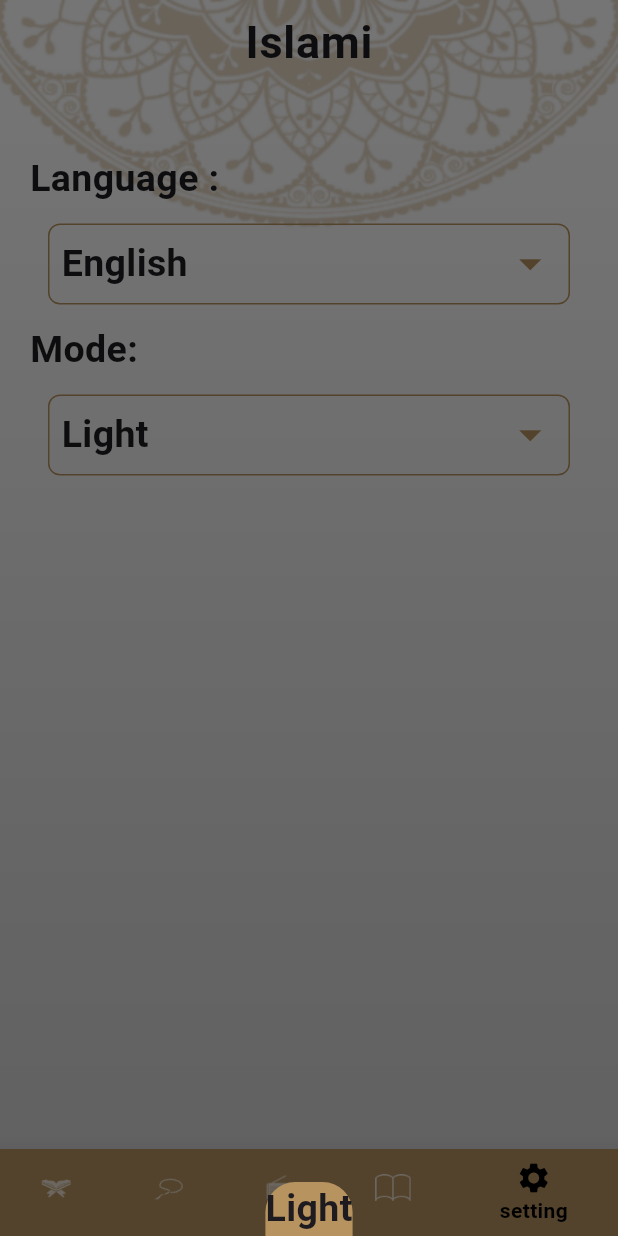
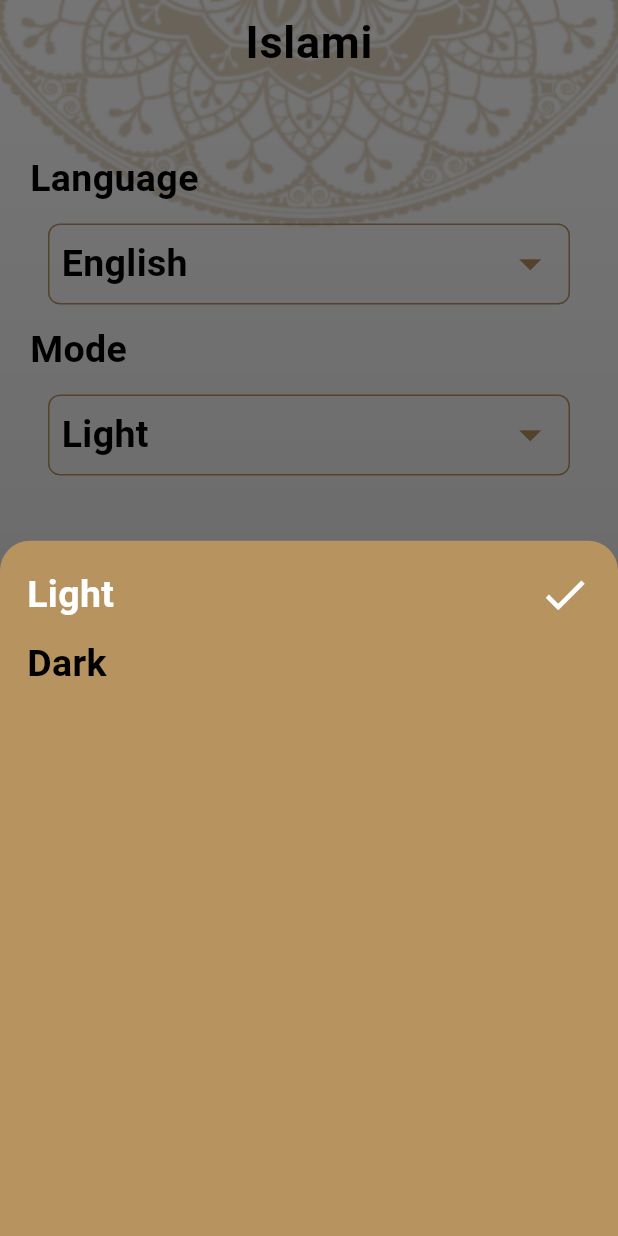
Before and after one commit to Alaa-HazemHussien/islami_app, a Flutter app: the screen it shows after launch, item 5 of the bottom bar chosen, after a tap on "Light", on a phone screen of 412 x 824 dp. Run offline on Flutter 3.47's test engine with Material 3 defaults, Android fonts, the phone set to English and light mode, and no system bars; our stand-ins replace google_fonts; generated files the repository leaves out were written again; Roboto replaces fonts that are missing (Cairo).

Commit message:
provider

```diff
--- /dev/null
+++ b/lib/bottom_sheets/show_mode_bottom_sheet.dart
@@ -0,0 +1,64 @@
+import 'package:flutter/material.dart';
+import 'package:islami_app/my_theme_data.dart';
+import 'package:provider/provider.dart';
+import 'package:flutter_gen/gen_l10n/app_localizations.dart';
+import '../providers/my_provider.dart';
+
+class ModeBottomSheet extends StatelessWidget {
+  @override
+  Widget build(BuildContext context) {
+    var provider = Provider.of<MyProvider>(context);
+    return Padding(
+      padding: const EdgeInsets.all(18.0),
+      child: Column(
+        children: [
+          InkWell(
+            onTap: () {
+provider.changeMode(ThemeMode.light);
+              Navigator.pop(context);
+            },
+            child: Row(
+                mainAxisAlignment: MainAxisAlignment.spaceBetween,
+                children: [
+                  Text(
+                    AppLocalizations.of(context)!.light,
+                    style: TextStyle(
+                        color: provider.theme == ThemeMode.light
+                            ? Colors.white
+                            : Colors.black),
+                  ),
+                 provider.theme==ThemeMode.light?Icon(
+                    Icons.done,
+                    color:Colors.white ,
+                  ):SizedBox.shrink(),
+                ]),
+          ),
+          SizedBox(
+            height: 10,
+          ),
+          InkWell(
+            onTap: () {
+              provider.changeMode(ThemeMode.dark);
+              Navigator.pop(context);
+            },
+            child:Row(
+                mainAxisAlignment: MainAxisAlignment.spaceBetween,
+                children: [
+                  Text(
+                    AppLocalizations.of(context)!.dark,
+                    style: TextStyle(
+                        color: provider.theme == ThemeMode.dark
+                            ? Colors.white
+                            : Colors.black),
+                  ),
+                  provider.theme==ThemeMode.dark ?Icon(
+                    Icons.done,
+                    color:Colors.white ,
+                  ):SizedBox.shrink(),
+                ]),
+          )
+        ],
+      ),
+    );
+  }
+}
--- a/lib/home_screen.dart
+++ b/lib/home_screen.dart
@@ -1,11 +1,13 @@
 import 'package:flutter/material.dart';
 import 'package:islami_app/my_theme_data.dart';
+import 'package:islami_app/providers/my_provider.dart';
 import 'package:islami_app/tabs/ahadeth_tab.dart';
 import 'package:islami_app/tabs/quran_tab.dart';
 import 'package:islami_app/tabs/radio_tab.dart';
 import 'package:islami_app/tabs/sebha_tab.dart';
 import 'package:islami_app/tabs/setting_tab.dart';
 import 'package:flutter_gen/gen_l10n/app_localizations.dart';
+import 'package:provider/provider.dart';
 
 class HomeScreen extends StatefulWidget {
   static const String routeName = 'home';
@@ -18,9 +20,12 @@ class _HomeScreenState extends State<HomeScreen> {
 
   @override
   Widget build(BuildContext context) {
+    var provider=Provider.of<MyProvider>(context);
     return Stack(children: [
       Image.asset(
-        'assets/images/background.png',
+        provider.theme==ThemeMode.light?
+        'assets/images/background.png':
+        'assets/images/darkBackgroundd.png',
         width: double.infinity,
         fit: BoxFit.fill,
       ),
@@ -33,29 +38,29 @@ class _HomeScreenState extends State<HomeScreen> {
             index = value;
             setState(() {});
           },
-          items: const [
+          items: [
             BottomNavigationBarItem(
-                icon: ImageIcon(AssetImage('assets/images/quran.png')),
+                icon: const ImageIcon(AssetImage('assets/images/quran.png')),
                 label: 'quran',
-                backgroundColor: MyThemeData.primary),
+                backgroundColor: Theme.of(context).colorScheme.primary),
             BottomNavigationBarItem(
-                icon: ImageIcon(AssetImage('assets/images/sebha.png')),
+                icon: const ImageIcon(AssetImage('assets/images/sebha.png')),
                 label: 'sebha',
-                backgroundColor: MyThemeData.primary),
+                backgroundColor:Theme.of(context).colorScheme.primary),
             BottomNavigationBarItem(
-                icon: ImageIcon(AssetImage('assets/images/radio.png')),
+                icon: const ImageIcon(AssetImage('assets/images/radio.png')),
                 label: 'radio',
-                backgroundColor: MyThemeData.primary),
+                backgroundColor: Theme.of(context).colorScheme.primary),
             BottomNavigationBarItem(
-                icon: ImageIcon(AssetImage('assets/images/ahadeth.png')),
+                icon: const ImageIcon(AssetImage('assets/images/ahadeth.png')),
                 label: 'ahadeth',
-                backgroundColor: MyThemeData.primary),
+                backgroundColor: Theme.of(context).colorScheme.primary),
             BottomNavigationBarItem(
-                icon: Icon(
+                icon: const Icon(
                   Icons.settings,
                 ),
                 label: 'setting',
-                backgroundColor: MyThemeData.primary),
+                backgroundColor: Theme.of(context).colorScheme.primary),
           ],
         ),
         body: tabs[index],
--- a/lib/l10n/app_ar.arb
+++ b/lib/l10n/app_ar.arb
@@ -7,5 +7,9 @@
 "setting":"الاعدادات",
 "radio":"الراديو",
 "sebha":"سبحه",
-"quran":"القراّن"
+"quran":"القراّن",
+"language":"اللغه",
+"mode":"تاثير",
+"light":"ساطع",
+"dark":"داكن"
 }
--- a/lib/l10n/app_en.arb
+++ b/lib/l10n/app_en.arb
@@ -7,5 +7,9 @@
 "setting":"Setting",
 "radio":"Radio",
 "sebha":"Sebha",
-"quran":"Quran"
+"quran":"Quran",
+"language":"Language",
+"mode":"Mode",
+"light":"Light",
+"dark":"Dark"
 }
--- a/lib/main.dart
+++ b/lib/main.dart
@@ -2,6 +2,7 @@ import 'package:flutter/material.dart';
 import 'package:islami_app/home_screen.dart';
 import 'package:islami_app/my_theme_data.dart';
 import 'package:islami_app/providers/my_provider.dart';
+import 'package:islami_app/providers/sura_details_provider.dart';
 import 'package:islami_app/sura_detials.dart';
 import 'package:provider/provider.dart';
 
@@ -10,9 +11,12 @@ import 'package:flutter_localizations/flutter_localizations.dart';
 import 'package:flutter_gen/gen_l10n/app_localizations.dart';
 void main() {
   runApp(
-      ChangeNotifierProvider(
-          create: (context) => MyProvider(),
-          child: MyApp()));
+       MultiProvider(
+           providers: [
+             ChangeNotifierProvider(create: (context) => MyProvider(),),
+             // ChangeNotifierProvider(create: (context) => SuraDetialsProvider(),)
+           ],
+           child: MyApp()));
 }
 class MyApp extends StatelessWidget {
   // This widget is the root of your application.@override
@@ -32,6 +36,7 @@ class MyApp extends StatelessWidget {
       //   Locale('en'), // English
       //   Locale('ar'), // Spanish
       // ],
+themeMode: provider.theme,
       theme:  MyThemeData.lightTheme,
       darkTheme:  MyThemeData.darkTheme,
       debugShowCheckedModeBanner: false,
--- a/lib/my_theme_data.dart
+++ b/lib/my_theme_data.dart
@@ -3,7 +3,19 @@ import 'package:google_fonts/google_fonts.dart';
 
 class MyThemeData {
   static const Color primary = Color(0xFFB7935F);
+  static const Color darkPrimary = Color(0xFF0F1424);
+  static const Color yellowColor = Color(0xFFFACC1D);
   static ThemeData lightTheme = ThemeData(
+      colorScheme: const ColorScheme(
+          brightness: Brightness.light,
+          primary: primary,
+          onPrimary: Colors.black,
+          secondary: Colors.black,
+          onSecondary: Colors.white,
+          error: Colors.red,
+          onError: Colors.white,
+          surface: Colors.blueGrey,
+          onSurface: Colors.white),
       appBarTheme: const AppBarTheme(
           backgroundColor: Colors.transparent,
           centerTitle: true,
@@ -12,15 +24,45 @@ class MyThemeData {
             color: Colors.black,
           )),
       textTheme: TextTheme(
-        bodyLarge: GoogleFonts.cairo(fontSize: 30, fontWeight: FontWeight.bold),
-        bodyMedium: GoogleFonts.cairo(fontSize: 25, fontWeight: FontWeight.bold),
-        bodySmall: GoogleFonts.cairo(fontSize: 15, fontWeight: FontWeight.bold),
+        bodyLarge: GoogleFonts.cairo(fontSize: 30, fontWeight: FontWeight.bold,color: Colors.black),
+        bodyMedium:
+            GoogleFonts.cairo(fontSize: 25, fontWeight: FontWeight.bold,color: Colors.black),
+        bodySmall: GoogleFonts.cairo(fontSize: 15, fontWeight: FontWeight.bold,color: Colors.black),
       ),
-      iconTheme: IconThemeData(color: primary, size: 35, weight: 50),
+      iconTheme: const IconThemeData(color: primary, size: 35, weight: 50),
       scaffoldBackgroundColor: Colors.transparent,
       bottomNavigationBarTheme: const BottomNavigationBarThemeData(
           backgroundColor: primary,
           selectedItemColor: Colors.black,
           unselectedItemColor: Colors.white70));
-  static ThemeData darkTheme = ThemeData();
+  static ThemeData darkTheme = ThemeData(
+      colorScheme: const ColorScheme(
+          brightness: Brightness.light,
+          primary: darkPrimary,
+          onPrimary: Colors.white,
+          secondary: yellowColor,
+          onSecondary: Colors.white,
+          error: Colors.red,
+          onError: Colors.white,
+          surface: Colors.blueGrey,
+          onSurface: Colors.white),
+      appBarTheme: const AppBarTheme(
+          backgroundColor: Colors.transparent,
+          centerTitle: true,
+          elevation: 0,
+          iconTheme: IconThemeData(
+            color: yellowColor,
+          )),
+      textTheme: TextTheme(
+        bodyLarge: GoogleFonts.cairo(fontSize: 30, fontWeight: FontWeight.bold,color: Colors.white),
+        bodyMedium:
+            GoogleFonts.cairo(fontSize: 25, fontWeight: FontWeight.bold,color: Colors.white),
+        bodySmall: GoogleFonts.cairo(fontSize: 15, fontWeight: FontWeight.bold,color: Colors.white),
+      ),
+      iconTheme: const IconThemeData(color: primary, size: 35, weight: 50),
+      scaffoldBackgroundColor: Colors.transparent,
+      bottomNavigationBarTheme: const BottomNavigationBarThemeData(
+          backgroundColor: darkPrimary,
+          selectedItemColor: yellowColor,
+          unselectedItemColor: Colors.white70));
 }
--- a/lib/providers/my_provider.dart
+++ b/lib/providers/my_provider.dart
@@ -1,7 +1,14 @@
 import 'package:flutter/cupertino.dart';
+import 'package:flutter/material.dart';
 
 class MyProvider extends ChangeNotifier{
+
   String local='en';
+  ThemeMode theme=ThemeMode.light;
+  changeMode(ThemeMode mode){
+theme=mode;
+notifyListeners();
+  }
   chaneLanguage(String langCode){
     local=langCode;
     notifyListeners();
--- /dev/null
+++ b/lib/providers/sura_details_provider.dart
@@ -0,0 +1,14 @@
+import 'package:flutter/cupertino.dart';
+import 'package:flutter/services.dart';
+
+class SuraDetialsProvider extends ChangeNotifier{
+  List<String> verse = [];
+
+  loadFile(int index) async {
+    String sura = await rootBundle.loadString("assets/files/${index + 1}.txt");
+    List<String> lines = sura.split("\n");
+    print(lines);
+    verse = lines;
+    notifyListeners();
+  }
+}
--- a/lib/sura_detials.dart
+++ b/lib/sura_detials.dart
@@ -3,7 +3,9 @@ import 'dart:ui';
 import 'package:flutter/material.dart';
 import 'package:flutter/services.dart';
 import 'package:islami_app/my_theme_data.dart';
+import 'package:islami_app/providers/sura_details_provider.dart';
 import 'package:islami_app/sura_model.dart';
+import 'package:provider/provider.dart';
 
 class SuraDetials extends StatefulWidget {
   static const String routeName = "Sura Detials";
@@ -15,15 +17,21 @@ class SuraDetials extends StatefulWidget {
 }
 
 class _SuraDetialsState extends State<SuraDetials> {
-  List<String> verse = [];
+
 
   @override
   Widget build(BuildContext context) {
+
     var args = ModalRoute.of(context)?.settings.arguments as SuraModel;
-    if (verse.isEmpty) {
-      loadFile(args.index);
-    }
+    // if (provider.verse.isEmpty) {
+    //   provider.loadFile(args.index);
+    // }
 
+    return ChangeNotifierProvider(
+        // el.. bt5aleny a3ml access 3la kol 7aga gwa elly ablha
+        create: (context) => SuraDetialsProvider()..loadFile(args.index),
+      builder:(context, child) {
+        var provider =Provider.of<SuraDetialsProvider>(context);
        return Container(
           decoration: const BoxDecoration(
               image: DecorationImage(
@@ -40,35 +48,32 @@ class _SuraDetialsState extends State<SuraDetials> {
             body: Card(
               color: Colors.transparent,
               elevation: 0,
-          margin: EdgeInsets.only(top: 100, right: 18, left: 18),
+              margin: const EdgeInsets.only(top: 100, right: 18, left: 18),
               shape: OutlineInputBorder(
                   borderRadius: BorderRadius.circular(25),
-              borderSide: BorderSide(color: MyThemeData.primary)),
+                  borderSide: const BorderSide(color: MyThemeData.primary)),
               child: ListView.separated(
                   itemBuilder: (context, index) {
                     return Text(
                       textDirection: TextDirection.rtl,
-                 "${verse[index]}(${index+1})",
+                      "${provider.verse[index]}(${index+1})",
                       style: Theme.of(context).textTheme.bodyLarge,
                       textAlign: TextAlign.center,
                     );
                   },
-              separatorBuilder: (context, index) => Divider(
+                  separatorBuilder: (context, index) => const Divider(
                     endIndent: 50,
                     indent: 50,
                     thickness: 1,color: MyThemeData.primary,
                   ),
-              itemCount: verse.length),
+                  itemCount: provider.verse.length),
             ),
           ),
+        ) ;
+      }
+
     );
   }
 
-  loadFile(int index) async {
-    String sura = await rootBundle.loadString("assets/files/${index + 1}.txt");
-    List<String> lines = sura.split("\n");
-    print(lines);
-    verse = lines;
-    setState(() {});
+
 }
-}
--- a/lib/tabs/setting_tab.dart
+++ b/lib/tabs/setting_tab.dart
@@ -4,6 +4,7 @@ import 'package:flutter_gen/gen_l10n/app_localizations.dart';
 import 'package:islami_app/providers/my_provider.dart';
 import 'package:provider/provider.dart';
 import '../bottom_sheets/show_language_bottom_sheet.dart';
+import '../bottom_sheets/show_mode_bottom_sheet.dart';
 
 class SettingTab extends StatefulWidget {
   @override
@@ -19,8 +20,8 @@ class _SettingTabState extends State<SettingTab> {
       child: Column(
         crossAxisAlignment: CrossAxisAlignment.stretch,
         children: [
-          Text(
-            'Language :',
+          Text(AppLocalizations.of(context)!.language,
+
             style: Theme.of(context).textTheme.bodyMedium,
           ),
           InkWell(
@@ -47,7 +48,7 @@ class _SettingTabState extends State<SettingTab> {
             ),
           ),
           Text(
-            'Mode:',
+            AppLocalizations.of(context)!.mode,
             style: Theme.of(context).textTheme.bodyMedium,
           ),
           InkWell(
@@ -59,7 +60,7 @@ class _SettingTabState extends State<SettingTab> {
               padding: EdgeInsets.all(8),
               child: Row(
                 children: [
-                  Text("Light"),
+                  Text(pro.theme==ThemeMode.light?AppLocalizations.of(context)!.light:AppLocalizations.of(context)!.dark),
                   Spacer(),
                   Icon(
                     Icons.arrow_drop_down,
@@ -103,9 +104,7 @@ class _SettingTabState extends State<SettingTab> {
       ),
       context: context,
       builder: (context) {
-        return Container(
-          child: Text('Light'),
-        );
+        return ModeBottomSheet();
       },
     );
   }
```
Lines whose indentation alone changed are shown as unchanged.
